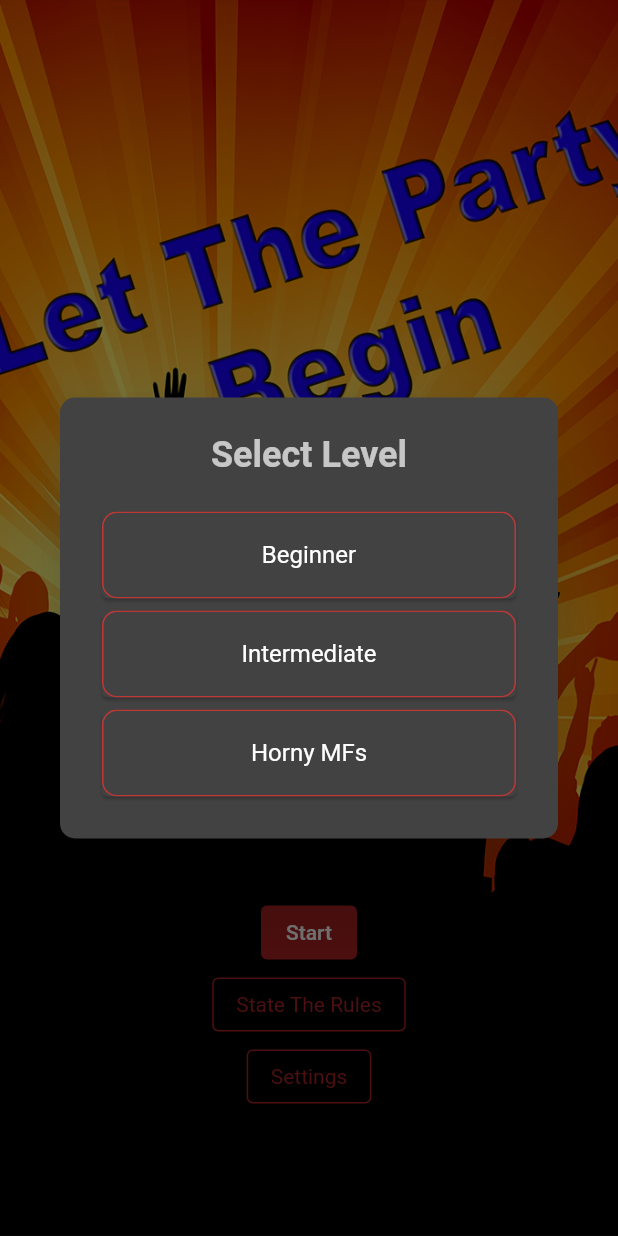
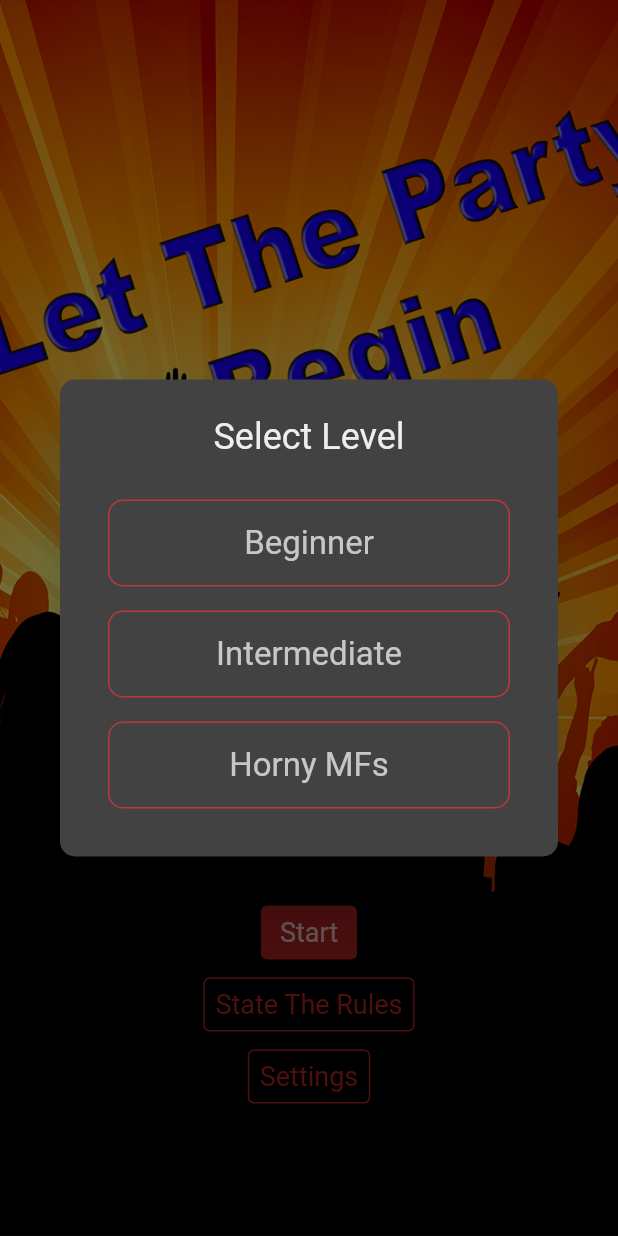
Before and after one commit to A-Semaan/dare-2-drink-game, a Flutter app: the screen it shows after launch, after a tap on "Start", on a phone screen of 412 x 824 dp. Run offline on Flutter 3.47's test engine with Material 2 defaults, Android fonts, the light colour scheme and no system bars; our stand-ins replace google_fonts, sqflite, swipe_cards; accounts and stored records are empty; project files that could hold a hidden picture were left out.

Commit message:
added swipable cards. fixed font theming to fit the 2021 flutter TextStyle Standards. readjusted text themes

```diff
--- a/daretodrink/lib/fragments/level-selector.dart
+++ b/daretodrink/lib/fragments/level-selector.dart
@@ -20,12 +20,14 @@
         physics: const BouncingScrollPhysics(),
         shrinkWrap: true,
         children: [
-          Card(
+          Padding(
+            padding: EdgeInsets.all(8.0),
             child: ListTile(
               style: Theme.of(context).listTileTheme.style,
-              title: const Text(
+              title: Text(
                 "Beginner",
                 textAlign: TextAlign.center,
+                style: Theme.of(context).textTheme.displayMedium,
               ),
               onTap: () async {
                 List<CardModel> cards =
@@ -37,10 +39,15 @@
               },
             ),
           ),
-          Card(
+          Padding(
+            padding: EdgeInsets.all(8.0),
             child: ListTile(
               style: Theme.of(context).listTileTheme.style,
-              title: const Text("Intermediate", textAlign: TextAlign.center),
+              title: Text(
+                "Intermediate",
+                textAlign: TextAlign.center,
+                style: Theme.of(context).textTheme.displayMedium,
+              ),
               onTap: () async {
                 List<CardModel> cards = await dbManager
                     .getCardsAndGenericsForLevel(Level.intermediate);
@@ -51,10 +58,15 @@
               },
             ),
           ),
-          Card(
+          Padding(
+            padding: EdgeInsets.all(8.0),
             child: ListTile(
               style: Theme.of(context).listTileTheme.style,
-              title: const Text("Horny MFs", textAlign: TextAlign.center),
+              title: Text(
+                "Horny MFs",
+                textAlign: TextAlign.center,
+                style: Theme.of(context).textTheme.displayMedium,
+              ),
               onTap: () async {
                 List<CardModel> cards =
                     await dbManager.getCardsAndGenericsForLevel(Level.hornyMFs);
--- a/daretodrink/lib/layouts/main-page.dart
+++ b/daretodrink/lib/layouts/main-page.dart
@@ -41,16 +41,16 @@
                       content: const LevelSelector(),
                       title: Text(
                         "Select Level",
-                        style: Theme.of(context).textTheme.headline4,
+                        style: Theme.of(context).textTheme.bodyMedium,
                         textAlign: TextAlign.center,
                       ),
                     );
                     return dialog;
                   });
             },
-            child: const Text(
+            child: Text(
               "Start",
-              style: TextStyle(color: Colors.white),
+              style: Theme.of(context).textTheme.displaySmall,
             ),
           ),
           OutlinedButton(
--- a/daretodrink/lib/main.dart
+++ b/daretodrink/lib/main.dart
@@ -1,9 +1,15 @@
 import 'package:daretodrink/globals.dart';
 import 'package:daretodrink/layouts/main-page.dart';
 import 'package:daretodrink/theme/theme.dart';
+import 'package:flutter/foundation.dart';
 import 'package:flutter/material.dart';
+import 'package:flutter/services.dart';
 
 void main() {
+  LicenseRegistry.addLicense(() async* {
+    final license = await rootBundle.loadString('google_fonts/OFL.txt');
+    yield LicenseEntryWithLineBreaks(['google_fonts'], license);
+  });
   runApp(const MyApp());
 }
 
--- a/daretodrink/lib/theme/theme.dart
+++ b/daretodrink/lib/theme/theme.dart
@@ -5,9 +5,27 @@
 class MyTheme {
   static ThemeData getThemeData() {
     return ThemeData(
+        primaryColor: _primaryColor,
         brightness: Brightness.dark,
-        textTheme: const TextTheme(
-            headline4: TextStyle(fontSize: 24, fontWeight: FontWeight.bold)),
+        textTheme: TextTheme(
+            displayLarge: const TextStyle(fontSize: 32),
+            displayMedium: const TextStyle(fontSize: 22),
+            displaySmall: const TextStyle(fontSize: 18),
+            headlineMedium:
+                const TextStyle(fontSize: 28, fontWeight: FontWeight.bold),
+            headlineSmall:
+                const TextStyle(fontSize: 22, fontWeight: FontWeight.bold),
+            titleLarge:
+                const TextStyle(fontSize: 38, fontWeight: FontWeight.bold),
+            titleMedium:
+                const TextStyle(fontSize: 35, fontWeight: FontWeight.bold),
+            titleSmall:
+                const TextStyle(fontSize: 32, fontWeight: FontWeight.bold),
+            labelLarge: const TextStyle(fontSize: 28),
+            labelSmall: const TextStyle(fontSize: 22),
+            bodyLarge: TextStyle(fontSize: 32, color: Colors.grey[200]),
+            bodyMedium: TextStyle(fontSize: 24, color: Colors.grey[200]),
+            bodySmall: TextStyle(fontSize: 16, color: Colors.grey[200])),
         textButtonTheme: TextButtonThemeData(
             style: ButtonStyle(
           foregroundColor:
@@ -18,7 +36,8 @@
         outlinedButtonTheme: OutlinedButtonThemeData(
           style: ButtonStyle(
               textStyle: MaterialStateProperty.resolveWith((states) =>
-                  const TextStyle(color: Color.fromARGB(170, 250, 50, 50))),
+                  const TextStyle(
+                      color: Color.fromARGB(170, 250, 50, 50), fontSize: 18)),
               foregroundColor:
                   MaterialStateProperty.resolveWith((states) => _primaryColor),
               side: MaterialStateProperty.resolveWith(
@@ -26,6 +45,14 @@
                   color: _primaryColor,
                 ),
               )),
+        ),
+        cardTheme: CardTheme(
+          shape: RoundedRectangleBorder(
+              borderRadius: applicationProperties.borderRadius),
+          color: Colors.grey[700],
+          margin: const EdgeInsets.fromLTRB(20.0, 40.0, 20.0, 40.0),
+          elevation: 2,
+          clipBehavior: Clip.antiAlias,
         ),
         listTileTheme: ListTileThemeData(
             textColor: Colors.white,
--- a/daretodrink/pubspec.yaml
+++ b/daretodrink/pubspec.yaml
@@ -39,7 +39,8 @@
   flutter_test:
     sdk: flutter
   sqflite: ^2.0.1
-  flutter_tindercard: ^0.2.0
+  swipe_cards: ^1.0.0
+  google_fonts: ^2.3.2
 
   # The "flutter_lints" package below contains a set of recommended lints to
   # encourage good coding practices. The lint set provided by the package is
@@ -63,6 +64,7 @@
   assets:
     - assets/background.png
     - assets/dare2drink.db
+    - assets/google_fonts/
 
   # An image asset can refer to one or more resolution-specific "variants", see
   # https://flutter.dev/assets-and-images/#resolution-aware.
```
Also changed, not shown: daretodrink/assets/google_fonts/OFL.txt (added, +94 -0 lines), daretodrink/lib/fragments/dare-2-drink-footer.dart (added, +21 -0 lines), daretodrink/lib/fragments/deck-card.dart (added, +74 -0 lines), daretodrink/lib/layouts/card-deck-page.dart (+48 -1 lines), daretodrink/assets/google_fonts/Handlee-Regular.ttf (added).
